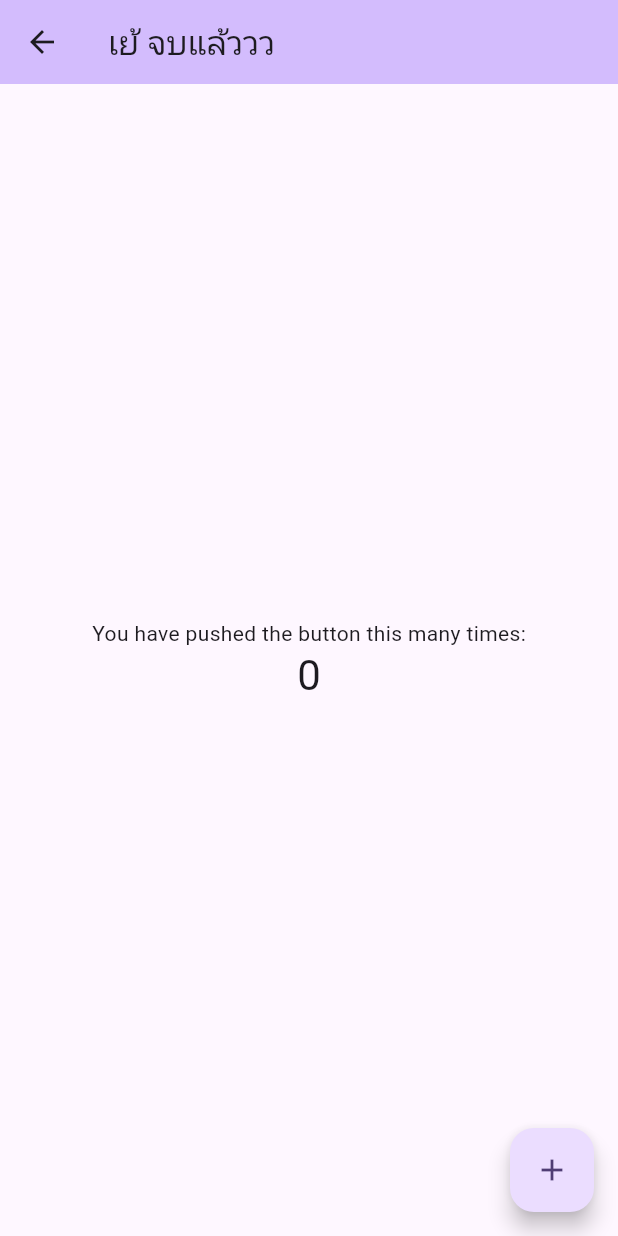
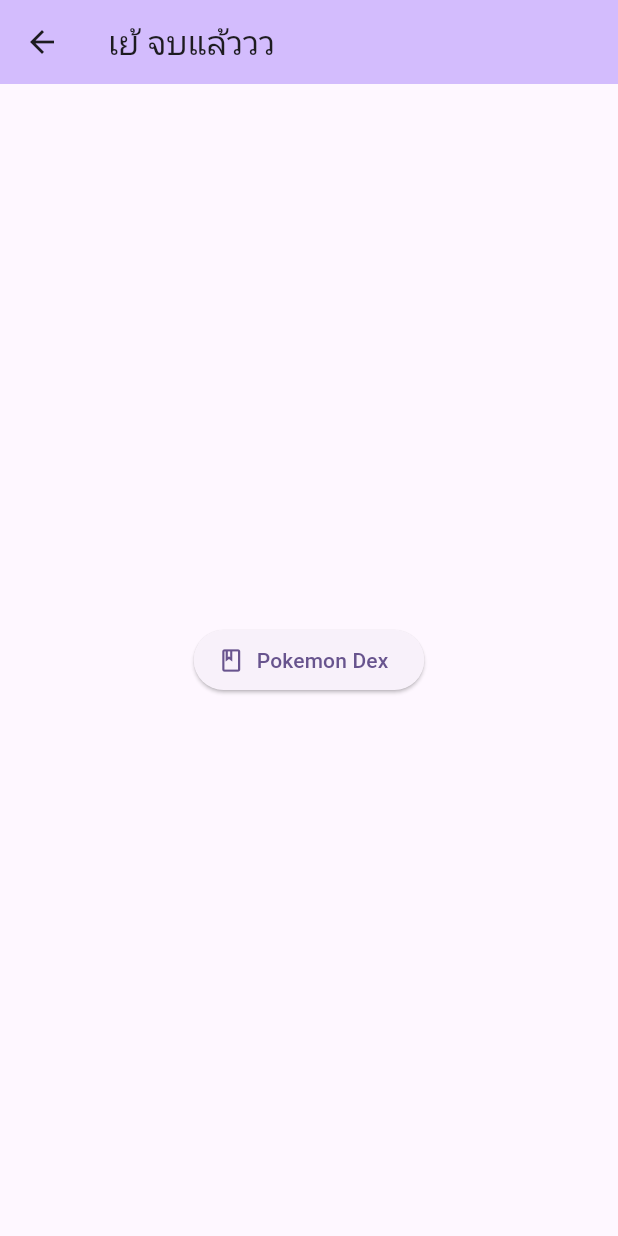
Before and after one commit to KhunBaw/flutter_class_skru, a Flutter app: the screen it shows after launch, after a tap on "Go Home Page", on a phone screen of 412 x 824 dp. Run offline on Flutter 3.47's test engine with Material 3 defaults, Android fonts, the phone set to English and light mode, and no system bars; our stand-ins replace dio; network calls fail.

Commit message:
update: pokemon dex

```diff
--- a/lib/main.dart
+++ b/lib/main.dart
@@ -1,5 +1,5 @@
 import 'package:flutter/material.dart';
-import 'package:flutter/widgets.dart';
+import 'package:flutter_class2/page/pokemon.dart';
 
 void main() {
   runApp(const MyApp());
@@ -31,9 +31,7 @@ class Profile extends StatelessWidget {
         centerTitle: true,
         title: const Text("Profile"),
       ),
-      body: Padding(
-        padding: const EdgeInsets.symmetric(horizontal: 16),
-        child: Center(
+      body: Center(
         child: Column(
           crossAxisAlignment: CrossAxisAlignment.center,
           mainAxisSize: MainAxisSize.max,
@@ -51,28 +49,40 @@ class Profile extends StatelessWidget {
             ),
             // Image.network("https://i.natgeofe.com/n/548467d8-c5f1-4551-9f58-6817a8d2c45e/NationalGeographic_2572187_3x4.jpg"),
             const SizedBox(height: 8),
-
             const Text(
               "Amornkit",
               style: TextStyle(fontSize: 24),
             ),
+            const SizedBox(height: 8),
+            Expanded(
+              child: Container(
+                padding: const EdgeInsets.symmetric(horizontal: 16, vertical: 8),
+                decoration: BoxDecoration(
+                  color: Colors.deepPurple[100],
+                  borderRadius: const BorderRadius.vertical(
+                    top: Radius.circular(24),
+                  ),
+                ),
+                child: Column(
+                  children: [
+                    const SizedBox(height: 8),
                     const Row(
                       children: [
                         Icon(Icons.calendar_month),
                         SizedBox(width: 8),
-                  Text("DateTime Now"),
+                        Text("25/03/2542"),
                       ],
                     ),
-              const SizedBox(height: 8),
+                    const SizedBox(height: 16),
                     Row(
                       mainAxisAlignment: MainAxisAlignment.spaceBetween,
                       children: [
-                  itemPost(1000),
-                  itemPost(2000),
-                  itemPost(500),
+                        itemPost(title: "Likes", body: "Sleep"),
+                        itemPost(title: "Dislikes", body: "Ghost movie"),
+                        itemPost(title: "Hobbies", body: "Eating"),
                       ],
                     ),
-              const SizedBox(height: 16),
+                    const Spacer(),
                     ElevatedButton(
                       onPressed: () {
                         debugPrint("Go Home Page");
@@ -87,18 +97,25 @@ class Profile extends StatelessWidget {
                       },
                       child: const Text("Go Home Page"),
                     ),
+                    const SizedBox(height: 16),
                   ],
                 ),
+              ),
+            ),
+          ],
         ),
       ),
     );
   }
 
-  Column itemPost(int number) {
+  Column itemPost({String? title, String? body}) {
     return Column(
       children: [
-        Text("$number"),
-        Text("Total Post"),
+        Text(
+          "$title",
+          style: const TextStyle(fontWeight: FontWeight.w700),
+        ),
+        Text("$body"),
       ],
     );
   }
@@ -114,14 +131,6 @@ class MyHomePage extends StatefulWidget {
 }
 
 class _MyHomePageState extends State<MyHomePage> {
-  int _counter = 0;
-
-  void _incrementCounter() {
-    setState(() {
-      _counter++;
-    });
-  }
-
   @override
   Widget build(BuildContext context) {
     return Scaffold(
@@ -133,20 +142,18 @@ class _MyHomePageState extends State<MyHomePage> {
         child: Column(
           mainAxisAlignment: MainAxisAlignment.center,
           children: <Widget>[
-            const Text(
-              'You have pushed the button this many times:',
+            ElevatedButton.icon(
+              onPressed: () => Navigator.push(
+                context,
+                MaterialPageRoute(
+                  builder: (context) => const PokemonPage(),
                 ),
-            Text(
-              '$_counter',
-              style: Theme.of(context).textTheme.headlineMedium,
               ),
+              icon: const Icon(Icons.book_outlined),
+              label: const Text("Pokemon Dex"),
+            )
           ],
         ),
-      ),
-      floatingActionButton: FloatingActionButton(
-        onPressed: _incrementCounter,
-        tooltip: 'Increment',
-        child: const Icon(Icons.add),
       ),
     );
   }
--- /dev/null
+++ b/lib/models/pokemon.dart
@@ -0,0 +1,198 @@
+// To parse this JSON data, do
+//
+//     final pokemon = pokemonFromJson(jsonString);
+
+import 'dart:convert';
+
+List<Pokemon> pokemonFromJson(String str) => List<Pokemon>.from(json.decode(str).map((x) => Pokemon.fromJson(x)));
+
+String pokemonToJson(List<Pokemon> data) => json.encode(List<dynamic>.from(data.map((x) => x.toJson())));
+
+class Pokemon {
+  int id;
+  String num;
+  String name;
+  String img;
+  List<Type> type;
+  String height;
+  String weight;
+  String candy;
+  Egg egg;
+  List<double>? multipliers;
+  List<Type> weaknesses;
+  int? candyCount;
+  double spawnChance;
+  double avgSpawns;
+  String spawnTime;
+  List<Evolution>? nextEvolution;
+  List<Evolution>? prevEvolution;
+
+  Pokemon({
+    required this.id,
+    required this.num,
+    required this.name,
+    required this.img,
+    required this.type,
+    required this.height,
+    required this.weight,
+    required this.candy,
+    required this.egg,
+    required this.multipliers,
+    required this.weaknesses,
+    this.candyCount,
+    required this.spawnChance,
+    required this.avgSpawns,
+    required this.spawnTime,
+    this.nextEvolution,
+    this.prevEvolution,
+  });
+
+  factory Pokemon.fromJson(Map<String, dynamic> json) => Pokemon(
+        id: json["id"],
+        num: json["num"],
+        name: json["name"],
+        img: json["img"],
+        type: List<Type>.from(json["type"].map((x) => typeValues.map[x]!)),
+        height: json["height"],
+        weight: json["weight"],
+        candy: json["candy"],
+        egg: eggValues.map[json["egg"]]!,
+        multipliers: json["multipliers"] == null ? [] : List<double>.from(json["multipliers"]!.map((x) => x?.toDouble())),
+        weaknesses: List<Type>.from(json["weaknesses"].map((x) => typeValues.map[x]!)),
+        candyCount: json["candy_count"],
+        spawnChance: json["spawn_chance"]?.toDouble(),
+        avgSpawns: json["avg_spawns"]?.toDouble(),
+        spawnTime: json["spawn_time"],
+        nextEvolution:
+            json["next_evolution"] == null ? [] : List<Evolution>.from(json["next_evolution"]!.map((x) => Evolution.fromJson(x))),
+        prevEvolution:
+            json["prev_evolution"] == null ? [] : List<Evolution>.from(json["prev_evolution"]!.map((x) => Evolution.fromJson(x))),
+      );
+
+  Map<String, dynamic> toJson() => {
+        "id": id,
+        "num": num,
+        "name": name,
+        "img": img,
+        "type": List<dynamic>.from(type.map((x) => typeValues.reverse[x])),
+        "height": height,
+        "weight": weight,
+        "candy": candy,
+        "egg": eggValues.reverse[egg],
+        "multipliers": multipliers == null ? [] : List<dynamic>.from(multipliers!.map((x) => x)),
+        "weaknesses": List<dynamic>.from(weaknesses.map((x) => typeValues.reverse[x])),
+        "candy_count": candyCount,
+        "spawn_chance": spawnChance,
+        "avg_spawns": avgSpawns,
+        "spawn_time": spawnTime,
+        "next_evolution": nextEvolution == null ? [] : List<dynamic>.from(nextEvolution!.map((x) => x.toJson())),
+        "prev_evolution": prevEvolution == null ? [] : List<dynamic>.from(prevEvolution!.map((x) => x.toJson())),
+      };
+}
+
+enum Egg { NOT_IN_EGGS, OMANYTE_CANDY, THE_10_KM, THE_2_KM, THE_5_KM }
+
+final eggValues = EnumValues({
+  "Not in Eggs": Egg.NOT_IN_EGGS,
+  "Omanyte Candy": Egg.OMANYTE_CANDY,
+  "10 km": Egg.THE_10_KM,
+  "2 km": Egg.THE_2_KM,
+  "5 km": Egg.THE_5_KM
+});
+
+class Evolution {
+  String num;
+  String name;
+
+  Evolution({
+    required this.num,
+    required this.name,
+  });
+
+  factory Evolution.fromJson(Map<String, dynamic> json) => Evolution(
+        num: json["num"],
+        name: json["name"],
+      );
+
+  Map<String, dynamic> toJson() => {
+        "num": num,
+        "name": name,
+      };
+}
+
+enum Type {
+  BUG,
+  DARK,
+  DRAGON,
+  ELECTRIC,
+  FAIRY,
+  FIGHTING,
+  FIRE,
+  FLYING,
+  GHOST,
+  GRASS,
+  GROUND,
+  ICE,
+  NORMAL,
+  POISON,
+  PSYCHIC,
+  ROCK,
+  STEEL,
+  WATER
+}
+
+final typeValues = EnumValues({
+  "Bug": Type.BUG,
+  "Dark": Type.DARK,
+  "Dragon": Type.DRAGON,
+  "Electric": Type.ELECTRIC,
+  "Fairy": Type.FAIRY,
+  "Fighting": Type.FIGHTING,
+  "Fire": Type.FIRE,
+  "Flying": Type.FLYING,
+  "Ghost": Type.GHOST,
+  "Grass": Type.GRASS,
+  "Ground": Type.GROUND,
+  "Ice": Type.ICE,
+  "Normal": Type.NORMAL,
+  "Poison": Type.POISON,
+  "Psychic": Type.PSYCHIC,
+  "Rock": Type.ROCK,
+  "Steel": Type.STEEL,
+  "Water": Type.WATER
+});
+
+class EnumValues<T> {
+  Map<String, T> map;
+  late Map<T, String> reverseMap;
+
+  EnumValues(this.map);
+
+  Map<T, String> get reverse {
+    reverseMap = map.map((k, v) => MapEntry(v, k));
+    return reverseMap;
+  }
+}
+
+class PokemonGames extends Pokemon {
+  int hp;
+  int atk;
+  PokemonGames({
+    required super.id,
+    required super.num,
+    required super.name,
+    required super.img,
+    required super.type,
+    required super.height,
+    required super.weight,
+    required super.candy,
+    required super.egg,
+    required super.multipliers,
+    required super.weaknesses,
+    required super.spawnChance,
+    required super.avgSpawns,
+    required super.spawnTime,
+    this.hp = 0,
+    this.atk = 0,
+  });
+}
--- /dev/null
+++ b/lib/page/pokemon.dart
@@ -0,0 +1,60 @@
+import 'package:dio/dio.dart';
+import 'package:flutter/material.dart';
+import 'package:flutter_class2/models/pokemon.dart';
+
+class PokemonPage extends StatefulWidget {
+  const PokemonPage({super.key});
+
+  @override
+  State<PokemonPage> createState() => _PokemonPageState();
+}
+
+class _PokemonPageState extends State<PokemonPage> {
+  List<Pokemon> pokemonData = [];
+  @override
+  void initState() {
+    super.initState();
+    getPokemon();
+  }
+
+  void getPokemon() async {
+    final response = await Dio().get("https://raw.githubusercontent.com/KhunBaw/testProject/main/pokemon-init-db.json");
+
+    setState(() {
+      pokemonData = pokemonFromJson(response.data);
+    });
+  }
+
+  @override
+  Widget build(BuildContext context) {
+    return Scaffold(
+      appBar: AppBar(
+        backgroundColor: Theme.of(context).colorScheme.primary,
+        centerTitle: true,
+        title: const Text(
+          "Pokemon Dex",
+        ),
+        titleTextStyle: const TextStyle(
+          color: Colors.white,
+          fontSize: 18,
+          fontWeight: FontWeight.w700,
+        ),
+        iconTheme: const IconThemeData(color: Colors.white),
+      ),
+      body: ListView.builder(
+        itemCount: pokemonData.length,
+        itemBuilder: (context, index) {
+          final pokemon = pokemonData[index];
+          return ListTile(
+            leading: Image.network(
+              pokemon.img,
+              fit: BoxFit.contain,
+              errorBuilder: (context, error, stackTrace) => const Icon(Icons.error),
+            ),
+            title: Text(pokemon.name),
+          );
+        },
+      ),
+    );
+  }
+}
--- a/pubspec.yaml
+++ b/pubspec.yaml
@@ -34,6 +34,7 @@ dependencies:
   # The following adds the Cupertino Icons font to your application.
   # Use with the CupertinoIcons class for iOS style icons.
   cupertino_icons: ^1.0.6
+  dio: ^5.4.3+1
 
 dev_dependencies:
   flutter_test:
```
Also changed, not shown: pubspec.lock. Lines whose indentation alone changed are shown as unchanged.
